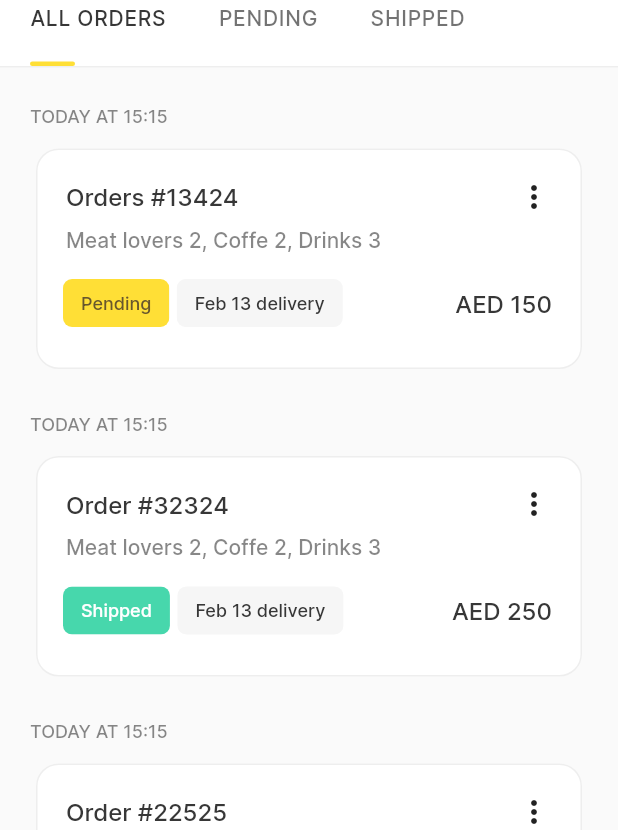
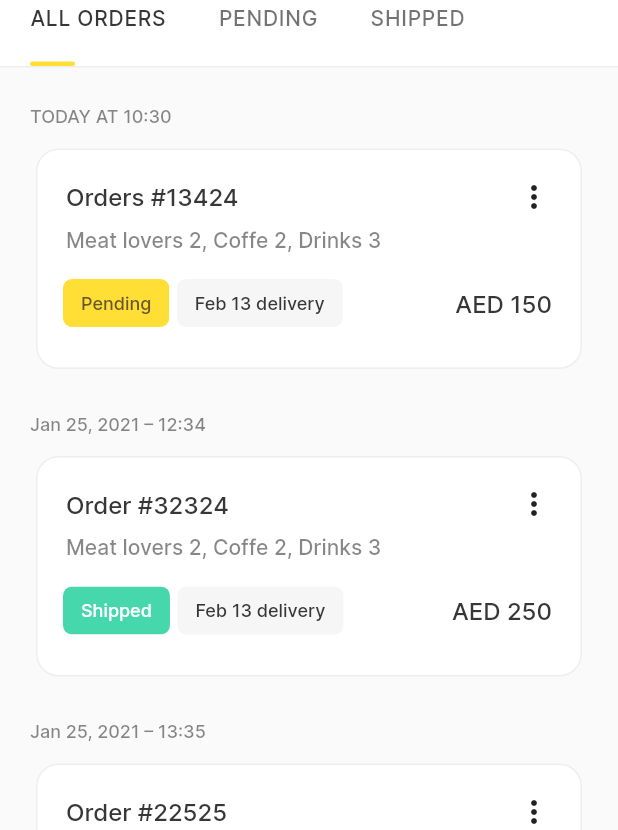
Before and after one commit to fcolakovic2/meelz, a Flutter app: the screen it shows after launch, on a phone screen of 412 x 824 dp. Shown: the part 138-968 px from the top of the screen. Run offline on Flutter 3.47's test engine with Material 2 defaults, Android fonts, the phone set to English and light mode, and no system bars.

Commit message:
dinamican datum iznad kartice

```diff
--- a/lib/utils/dummy_data/dummy_data.dart
+++ b/lib/utils/dummy_data/dummy_data.dart
@@ -1,6 +1,6 @@
 import 'package:flutter/material.dart';
-import 'package:meelz/utils/style/styles.dart';
 import 'package:meelz/view/kartica/pages/kartica.dart';
+import 'package:meelz/view/orders_screen/widgets/listview_custom.dart';
 
 int indexPage = 0;
 
@@ -8,88 +8,15 @@ List<String> tabList = ["ALL ORDERS", "PENDING", "SHIPPED"];
 
 List<OrderKartica> cardsList = [
   OrderKartica("Orders #13424", "Meat lovers 2, Coffe 2, Drinks 3", "AED 150",
-      "", "Pending"),
+      "", "Pending", DateTime.now()),
   OrderKartica("Order #32324", "Meat lovers 2, Coffe 2, Drinks 3", "AED 250",
-      "", "Shipped"),
+      "", "Shipped", DateTime(2021, 1, 25, 12, 34)),
   OrderKartica("Order #22525", "Meat lovers 2, Coffe 2, Drinks 3", "AED 220",
-      "", "Shipped"),
+      "", "Shipped", DateTime(2021, 1, 25, 13, 35)),
 ];
 
 List<Widget> widgetsList = [
-  NotificationListener<OverscrollIndicatorNotification>(
-    // ignore: missing_return
-    onNotification: (overscroll) {
-      overscroll.disallowGlow();
-    },
-    child: ListView(
-      children: List<Widget>.generate(
-        cardsList.length,
-        (counter) => Padding(
-          padding: const EdgeInsets.only(top: 25.0, right: 20, left: 20),
-          child: Column(
-            crossAxisAlignment: CrossAxisAlignment.start,
-            children: [
-              Padding(
-                padding: const EdgeInsets.only(bottom: 10.0),
-                child: Text("TODAY AT 15:15", style: stilDatuma),
-              ),
-              cardsList[counter],
-            ],
-          ),
-        ),
-      ),
-    ),
-  ),
-  NotificationListener<OverscrollIndicatorNotification>(
-    // ignore: missing_return
-    onNotification: (overscroll) {
-      overscroll.disallowGlow();
-    },
-    child: ListView(
-      children: List<Widget>.generate(
-        cardsList.length,
-        (counter) => cardsList[counter].status == "Pending"
-            ? Padding(
-                padding: const EdgeInsets.only(top: 25.0, right: 20, left: 20),
-                child: Column(
-                  crossAxisAlignment: CrossAxisAlignment.start,
-                  children: [
-                    Padding(
-                      padding: const EdgeInsets.only(bottom: 10.0),
-                      child: Text("TODAY AT 15:15", style: stilDatuma),
-                    ),
-                    cardsList[counter],
-                  ],
-                ),
-              )
-            : Container(),
-      ),
-    ),
-  ),
-  NotificationListener<OverscrollIndicatorNotification>(
-    // ignore: missing_return
-    onNotification: (overscroll) {
-      overscroll.disallowGlow();
-    },
-    child: ListView(
-      children: List<Widget>.generate(
-        cardsList.length,
-        (counter) => cardsList[counter].status == "Shipped"
-            ? Padding(
-                padding: const EdgeInsets.only(top: 25.0, right: 20, left: 20),
-                child: Column(
-                  crossAxisAlignment: CrossAxisAlignment.start,
-                  children: [
-                    Padding(
-                      padding: const EdgeInsets.only(bottom: 10.0),
-                      child: Text("TODAY AT 15:15", style: stilDatuma),
-                    ),
-                    cardsList[counter],
-                  ],
-                ),
-              )
-            : Container(),
-      ),
-    ),
-  ),
+  listViewCustomAll(cardsList),
+  listViewCustomPending(cardsList),
+  listViewCustomShipped(cardsList),
 ];
--- a/lib/view/kartica/pages/kartica.dart
+++ b/lib/view/kartica/pages/kartica.dart
@@ -1,12 +1,17 @@
 import 'package:flutter/material.dart';
+import 'package:intl/intl.dart';
 import 'package:meelz/view/kartica/widgets/kartica_bez_slike.dart';
 import 'package:meelz/view/kartica/widgets/kartica_sa_slikom.dart';
 
 // ignore: must_be_immutable
 class OrderKartica extends StatefulWidget {
-  String title, subtitle, cijena, image, status;
+  String title, subtitle, cijena, image, status, datumStr;
+  DateTime datum;
 
-  OrderKartica(this.title, this.subtitle, this.cijena, this.image, this.status);
+  OrderKartica(this.title, this.subtitle, this.cijena, this.image, this.status,
+      this.datum) {
+    datumStr = DateFormat('MMM ${datum.day}, yyyy – kk:mm').format(datum);
+  }
 
   @override
   _OrderKarticaState createState() => _OrderKarticaState();
--- a/pubspec.yaml
+++ b/pubspec.yaml
@@ -24,6 +24,7 @@ dependencies:
   flutter:
     sdk: flutter
   provider: ^4.0.0
+  intl: ^0.17.0
 
 
   # The following adds the Cupertino Icons font to your application.
```
Also changed, not shown: lib/view/kartica/widgets/kartica_sa_slikom.dart (+8 -6 lines), lib/view/orders_screen/widgets/listview_custom.dart (added, +113 -0 lines), pubspec.lock.
